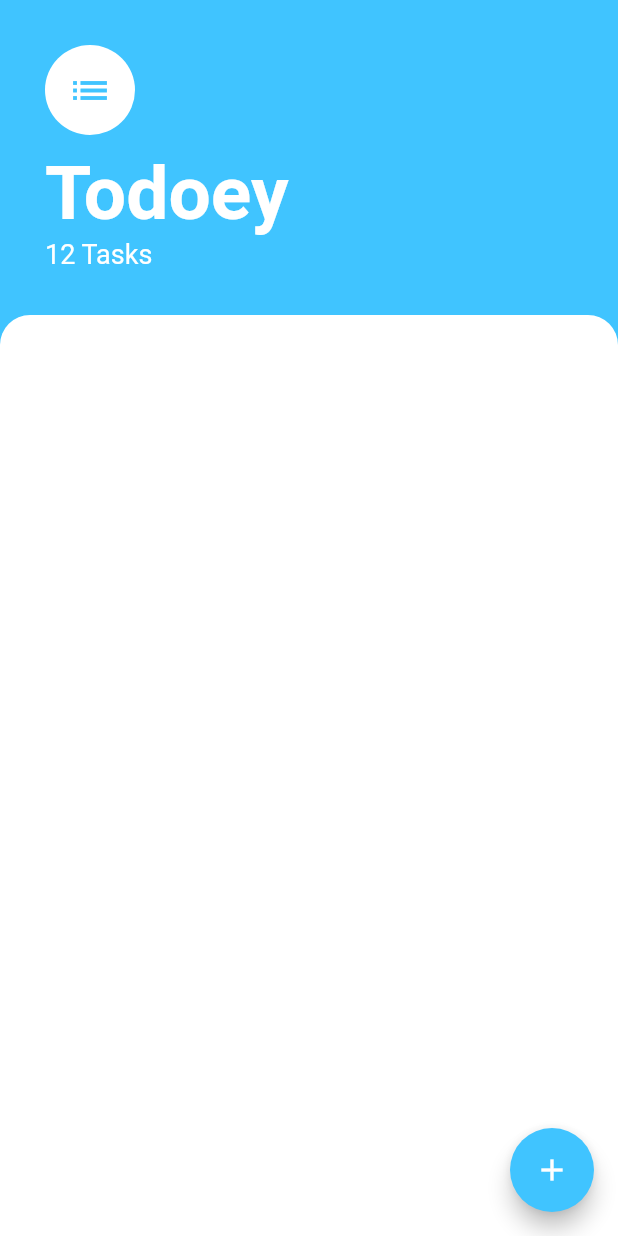
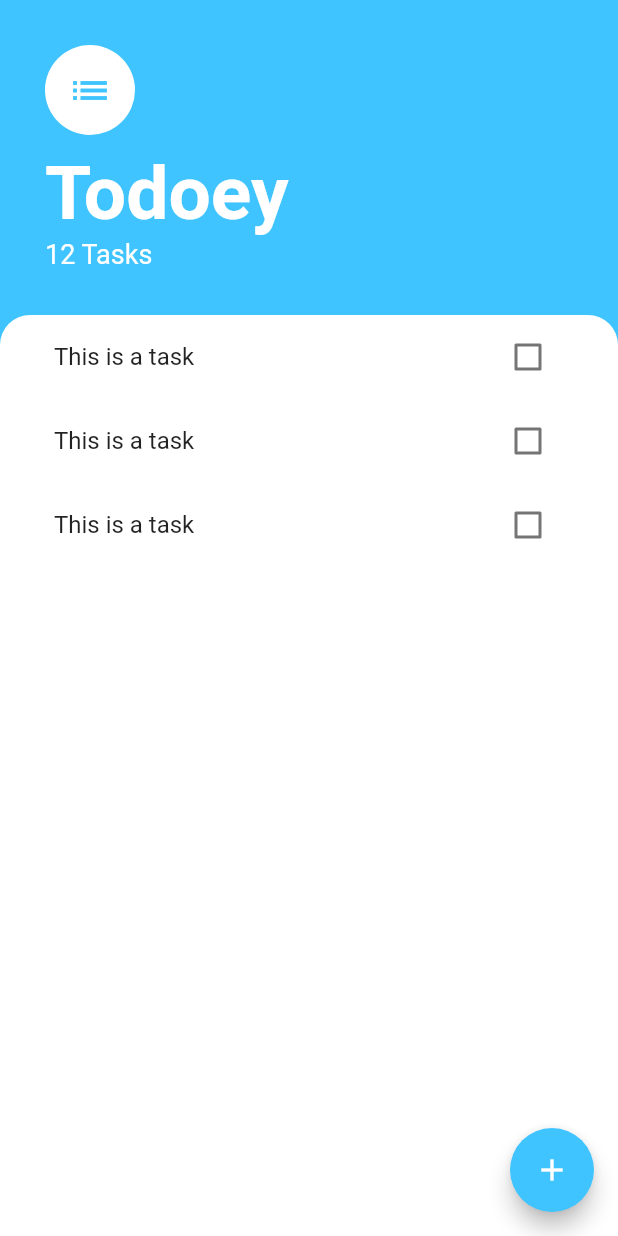
Before and after one commit to 0xharkirat/todoey, a Flutter app: the screen it shows after launch, on a phone screen of 412 x 824 dp. Run offline on Flutter 3.47's test engine with Material 2 defaults, Android fonts, the phone set to English and light mode, and no system bars.

Commit message:
add listview in bottom container

```diff
--- a/lib/screens/task_screen.dart
+++ b/lib/screens/task_screen.dart
@@ -1,4 +1,5 @@
 import 'package:flutter/material.dart';
+import 'package:todoey/widgets/tasks_list.dart';
 
 class TasksScreen extends StatelessWidget {
   const TasksScreen({Key? key}) : super(key: key);
@@ -60,10 +61,12 @@ class TasksScreen extends StatelessWidget {
             ),
             Expanded(
               child: Container(
-                decoration: BoxDecoration(
+                padding: EdgeInsets.symmetric(horizontal: 20.0),
+                decoration: const BoxDecoration(
                   color: Colors.white,
                   borderRadius: BorderRadius.only(topRight: Radius.circular(20.0), topLeft: Radius.circular(20.0)),
                 ),
+                child: TasksList(),
               ),
             ),
           ],
--- /dev/null
+++ b/lib/widgets/task_tile.dart
@@ -0,0 +1,15 @@
+
+import 'package:flutter/material.dart';
+
+class TaskTile extends StatelessWidget {
+
+  @override
+  Widget build(BuildContext context) {
+    return ListTile(
+      title: Text("This is a task"),
+      trailing: Checkbox(value: false, onChanged: (value){
+        //  Todo - Checkbox
+      }),
+    );
+  }
+}
--- /dev/null
+++ b/lib/widgets/tasks_list.dart
@@ -0,0 +1,18 @@
+import 'package:flutter/material.dart';
+import 'package:todoey/widgets/task_tile.dart';
+
+class TasksList extends StatelessWidget {
+
+  @override
+  Widget build(BuildContext context) {
+    return ListView(
+      children: <Widget> [
+        TaskTile(),
+        TaskTile(),
+        TaskTile(),
+
+
+      ],
+    );
+  }
+}
```
